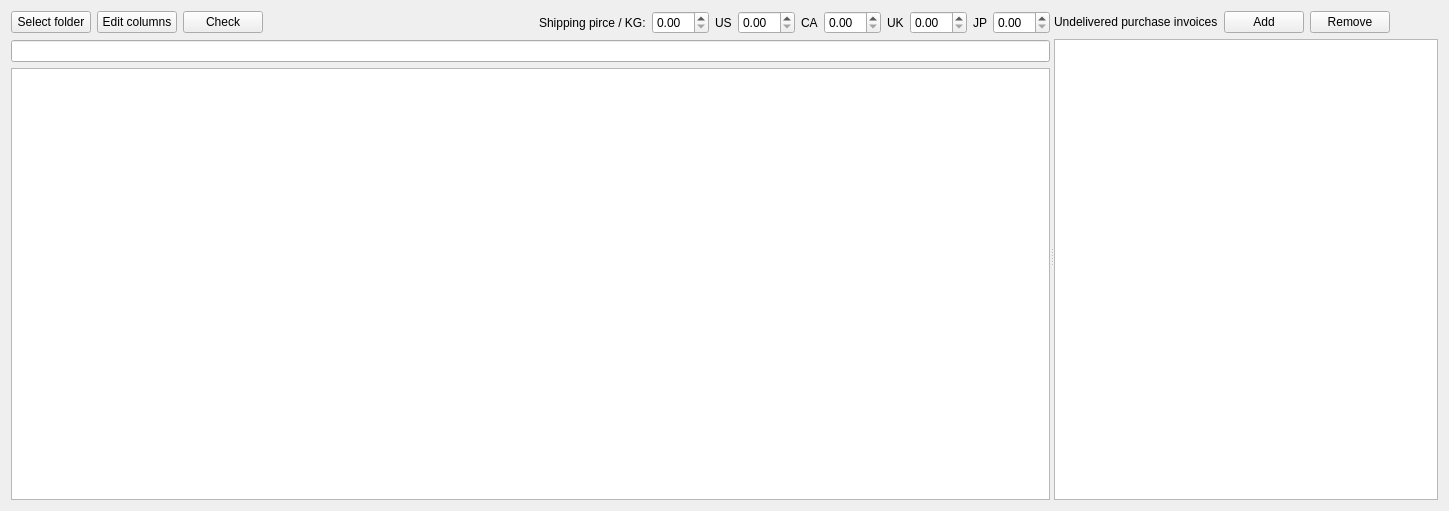
Above: AmzBooks/gui/panes/WidgetPurchases.ui from icingerpower/AmzBooks before the change. Below: the same form after it.
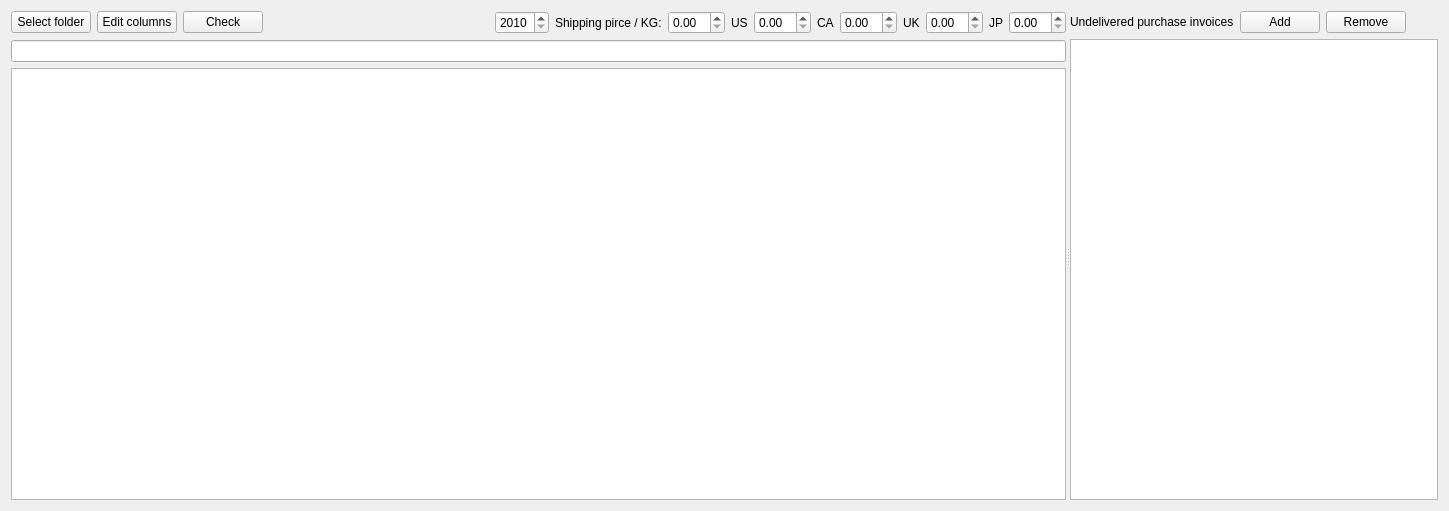
That is the form after the change.

Commit message: Improved dialog that shows shipment without invoice, refund saving/loading and shipping price being now different yeach year

Diff of the .ui file:
```diff
--- a/AmzBooks/gui/panes/WidgetPurchases.ui
+++ b/AmzBooks/gui/panes/WidgetPurchases.ui
@@ -66,6 +66,16 @@
            </property>
           </spacer>
          </item>
+         <item>
+          <widget class="QSpinBox" name="spinBoxYear">
+           <property name="minimum">
+            <number>2010</number>
+           </property>
+           <property name="maximum">
+            <number>2050</number>
+           </property>
+          </widget>
+         </item>
          <item>
           <widget class="QLabel" name="label">
            <property name="text">
```
The commit also changes 22 other files.
